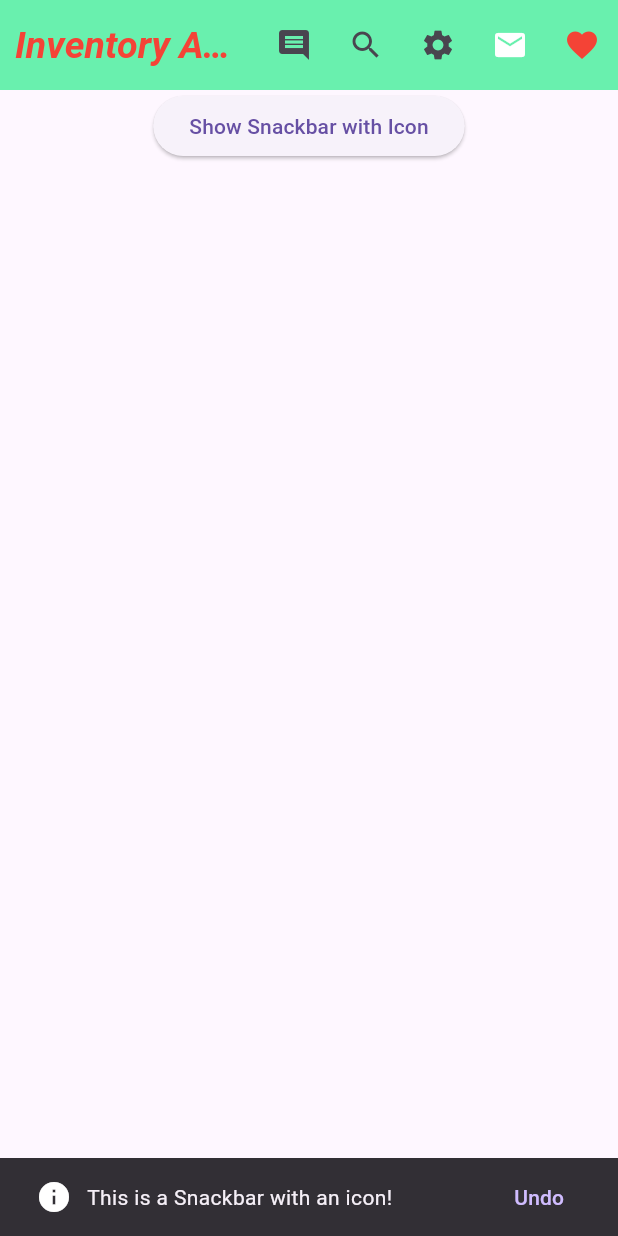
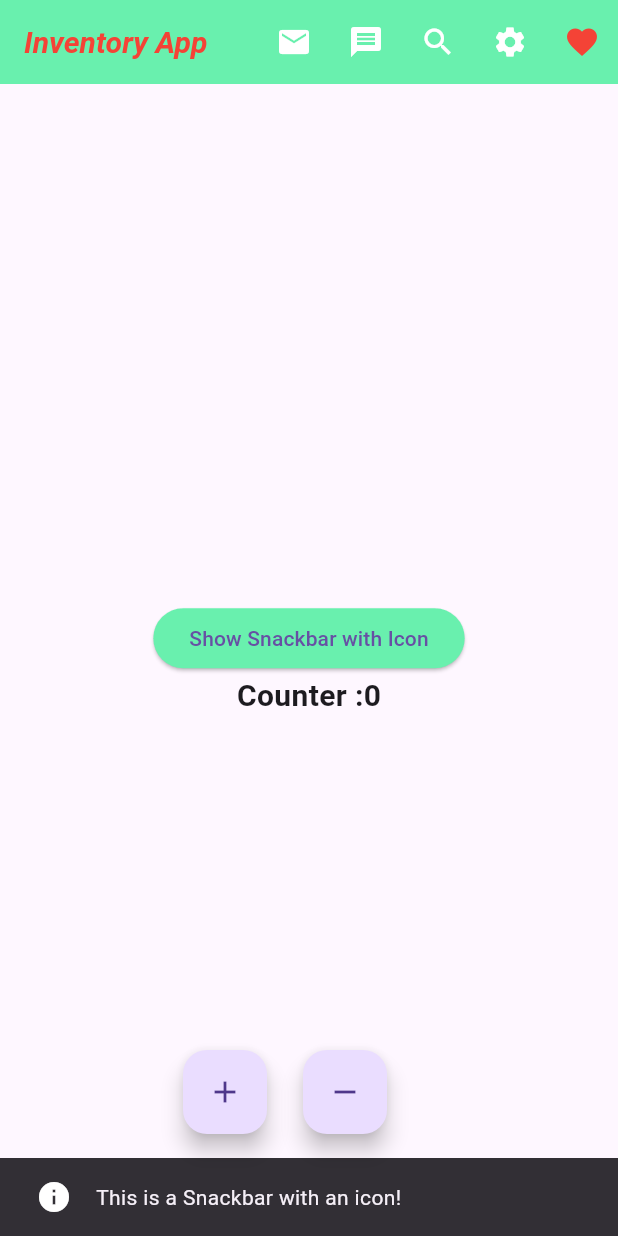
Before and after one commit to KamrulEng7876/flutter_batch_seven, a Flutter app: the screen it shows after launch, after a tap on "Show Snackbar with Icon", on a phone screen of 412 x 824 dp. Run offline on Flutter 3.47's test engine with Material 3 defaults, Android fonts, the phone set to English and light mode, and no system bars.

Commit message:
initial Commit

```diff
--- a/lib/main.dart
+++ b/lib/main.dart
@@ -1,3 +1,4 @@
+import 'package:flutter/cupertino.dart';
 import 'package:flutter/material.dart';
 
 void main() {
@@ -11,107 +12,117 @@ class MyApp extends StatelessWidget {
   Widget build(BuildContext context) {
     return MaterialApp(
       debugShowCheckedModeBanner: false,
-      home: HomeActivity(),
+      home: HomeScreen(),
     );
   }
 }
 
-class HomeActivity extends StatelessWidget {
-  const HomeActivity({super.key});
+// class Home extends StatelessWidget {
+//   const Home({super.key});
+//
+//   @override
+//   Widget build(BuildContext context) {
+//     return Scaffold(
+//       appBar: AppBar(
+//         title: Text(''),
+//         backgroundColor: Colors.cyan,
+//       ),
+//     );
+//   }
+// }
+class HomeScreen extends StatefulWidget {
+  const HomeScreen({super.key});
+
+  @override
+  State<HomeScreen> createState() => _HomeScreenState();
+}
+
+class _HomeScreenState extends State<HomeScreen> {
+  int counter = 0;
 
   @override
   Widget build(BuildContext context) {
     return Scaffold(
       appBar: AppBar(
         title: Text('Inventory App'),
-        backgroundColor: Colors.greenAccent,
-        titleSpacing: 10,
-        //text space
-        // centerTitle: true, //title center
-        toolbarHeight: 60,
-        //Appbar height
-        toolbarOpacity: 1,
-        //color garo kora text hide kora
         titleTextStyle: TextStyle(
             color: Colors.red,
-            fontSize: 25.0,
             fontStyle: FontStyle.italic,
-            fontWeight: FontWeight.bold),
+            fontWeight: FontWeight.bold,
+            fontSize: 20),
+        backgroundColor: Colors.greenAccent,
         actions: [
           IconButton(
-              onPressed: () {
-                final snackbar = SnackBar(content: Text('I ame comment!'));
-                ScaffoldMessenger.of(context).showSnackBar(snackbar);
-                ;
-              },
-              icon: Icon(Icons.comment)),
+              onPressed: () {}, icon: Icon(Icons.mail, color: Colors.white)),
           IconButton(
-              onPressed: () {
-                final snackbar = SnackBar(content: Text('I ame search!'));
-                ScaffoldMessenger.of(context).showSnackBar(snackbar);
-                ;
-              },
-              icon: Icon(Icons.search)),
+              onPressed: () {}, icon: Icon(Icons.message, color: Colors.white)),
           IconButton(
-              onPressed: () {
-                final snackbar = SnackBar(content: Text('I ame setting!'));
-                ScaffoldMessenger.of(context).showSnackBar(snackbar);
-                ;
-              },
-              icon: Icon(Icons.settings)),
+              onPressed: () {}, icon: Icon(Icons.search, color: Colors.white)),
           IconButton(
-              onPressed: () {
-                final snackbar = SnackBar(content: Text('I ame email!'));
-                ScaffoldMessenger.of(context).showSnackBar(snackbar);
-                ;
-              },
-              icon: Icon(
-                Icons.email,
-                color: Colors.white,
-              )),
+              onPressed: () {},
+              icon: Icon(Icons.settings, color: Colors.white)),
           IconButton(
-              onPressed: () {
-                final snackbar = SnackBar(content: Text('I ame favorite!'));
-                ScaffoldMessenger.of(context).showSnackBar(snackbar);
-                ;
-              },
-              icon: Icon(
-                Icons.favorite,
-                color: Colors.red,
-              ))
+              onPressed: () {}, icon: Icon(Icons.favorite, color: Colors.red))
         ],
       ),
       body: Center(
         child: Column(
-          children:[ ElevatedButton(
+          mainAxisAlignment: MainAxisAlignment.center,
+          children: [
+            ElevatedButton(
+              style:
+              ElevatedButton.styleFrom(backgroundColor: Colors.greenAccent),
               onPressed: () {
                 final snackBar = SnackBar(
                     content: Row(
                       children: [
-                    Icon(Icons.info, color: Colors.white), // Add your icon here
-                    SizedBox(width: 10), // Space between icon and text
+                        Icon(
+                          Icons.info,
+                          color: Colors.white,
+                        ),
+                        SizedBox(
+                          width: 16,
+                        ),
                         Text('This is a Snackbar with an icon!'),
                       ],
-                ),
-                action: SnackBarAction(
-                  label: 'Undo',
-                  onPressed: () {
-                    // Code to undo the change.
-                  },
-                ),
-              );
-
-              // Show the Snackbar
+                    ));
                 ScaffoldMessenger.of(context).showSnackBar(snackBar);
               },
               child: Text('Show Snackbar with Icon'),
             ),
-
+            Text(
+              'Counter :$counter',
+              style: TextStyle(fontWeight: FontWeight.bold, fontSize: 20),
+            )
           ],
         ),
-
       ),
-
+      floatingActionButton: Row(
+        mainAxisAlignment: MainAxisAlignment.center,
+        children: [
+          FloatingActionButton(
+            // backgroundColor: Colors.red,
+            onPressed: () {
+              counter += 2;
+              print(counter);
+              setState(() {});
+            },
+            child: Icon(Icons.add),
+          ),
+          SizedBox(
+            width: 24,
+          ),
+          FloatingActionButton(
+            // backgroundColor: Colors.red,
+            onPressed: () {
+              counter -= 2;
+              print(counter);
+              setState(() {});
+            },
+            child: Icon(Icons.remove),
+          ),
+        ],
+      ),
     );
   }
 }
```
Lines whose indentation alone changed are shown as unchanged.
